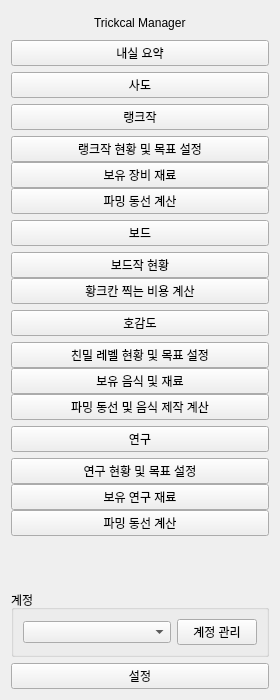
This is widgets/ui/sidebar.ui in voiderd-sub/trickcal-manager as Qt 5 draws it before an edit. The edited form follows.
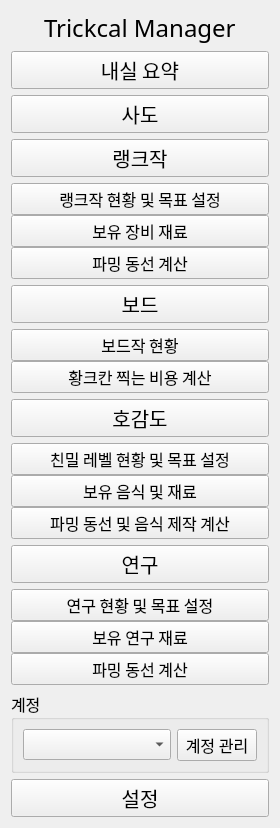
This is the edited form. Icons and pictures are not drawn.

Patch:
```diff
--- a/widgets/ui/sidebar.ui
+++ b/widgets/ui/sidebar.ui
@@ -21,6 +21,11 @@
      </property>
      <item>
       <spacer name="horizontalSpacer_2">
+       <property name="font">
+        <font>
+         <family>ONE Mobile POP</family>
+        </font>
+       </property>
        <property name="orientation">
         <enum>Qt::Horizontal</enum>
        </property>
@@ -34,6 +39,12 @@
      </item>
      <item>
       <widget class="QLabel" name="sidebar_name_label">
+       <property name="font">
+        <font>
+         <family>ONE Mobile POP</family>
+         <pointsize>18</pointsize>
+        </font>
+       </property>
        <property name="text">
         <string>Trickcal Manager</string>
        </property>
@@ -41,6 +52,11 @@
      </item>
      <item>
       <spacer name="horizontalSpacer">
+       <property name="font">
+        <font>
+         <family>ONE Mobile POP</family>
+        </font>
+       </property>
        <property name="orientation">
         <enum>Qt::Horizontal</enum>
        </property>
@@ -56,6 +72,12 @@
    </item>
    <item>
     <widget class="QPushButton" name="home_btn">
+     <property name="font">
+      <font>
+       <family>ONE Mobile POP</family>
+       <pointsize>15</pointsize>
+      </font>
+     </property>
      <property name="text">
       <string>내실 요약</string>
      </property>
@@ -82,6 +104,12 @@
    </item>
    <item>
     <widget class="QPushButton" name="hero_btn">
+     <property name="font">
+      <font>
+       <family>ONE Mobile POP</family>
+       <pointsize>15</pointsize>
+      </font>
+     </property>
      <property name="text">
       <string>사도</string>
      </property>
@@ -108,6 +136,12 @@
    </item>
    <item>
     <widget class="QPushButton" name="equip_btn">
+     <property name="font">
+      <font>
+       <family>ONE Mobile POP</family>
+       <pointsize>15</pointsize>
+      </font>
+     </property>
      <property name="text">
       <string>랭크작</string>
      </property>
@@ -134,6 +168,11 @@
    </item>
    <item>
     <widget class="QWidget" name="equip_sub" native="true">
+     <property name="font">
+      <font>
+       <family>ONE Mobile POP</family>
+      </font>
+     </property>
      <layout class="QVBoxLayout" name="verticalLayout">
       <property name="spacing">
        <number>0</number>
@@ -152,6 +191,12 @@
       </property>
       <item>
        <widget class="QPushButton" name="equip_sub_btn_1">
+        <property name="font">
+         <font>
+          <family>ONE Mobile POP</family>
+          <pointsize>12</pointsize>
+         </font>
+        </property>
         <property name="text">
          <string>랭크작 현황 및 목표 설정</string>
         </property>
@@ -174,6 +219,12 @@
       </item>
       <item>
        <widget class="QPushButton" name="equip_sub_btn_2">
+        <property name="font">
+         <font>
+          <family>ONE Mobile POP</family>
+          <pointsize>12</pointsize>
+         </font>
+        </property>
         <property name="text">
          <string>보유 장비 재료</string>
         </property>
@@ -196,6 +247,12 @@
       </item>
       <item>
        <widget class="QPushButton" name="equip_sub_btn_3">
+        <property name="font">
+         <font>
+          <family>ONE Mobile POP</family>
+          <pointsize>12</pointsize>
+         </font>
+        </property>
         <property name="text">
          <string>파밍 동선 계산</string>
         </property>
@@ -221,6 +278,12 @@
    </item>
    <item>
     <widget class="QPushButton" name="crayon_btn">
+     <property name="font">
+      <font>
+       <family>ONE Mobile POP</family>
+       <pointsize>15</pointsize>
+      </font>
+     </property>
      <property name="text">
       <string>보드</string>
      </property>
@@ -247,6 +310,11 @@
    </item>
    <item>
     <widget class="QWidget" name="crayon_sub" native="true">
+     <property name="font">
+      <font>
+       <family>ONE Mobile POP</family>
+      </font>
+     </property>
      <layout class="QVBoxLayout" name="verticalLayout_2" stretch="0,0">
       <property name="spacing">
        <number>0</number>
@@ -265,6 +333,12 @@
       </property>
       <item>
        <widget class="QPushButton" name="crayon_sub_btn_1">
+        <property name="font">
+         <font>
+          <family>ONE Mobile POP</family>
+          <pointsize>12</pointsize>
+         </font>
+        </property>
         <property name="text">
          <string>보드작 현황</string>
         </property>
@@ -287,6 +361,12 @@
       </item>
       <item>
        <widget class="QPushButton" name="crayon_sub_btn_2">
+        <property name="font">
+         <font>
+          <family>ONE Mobile POP</family>
+          <pointsize>12</pointsize>
+         </font>
+        </property>
         <property name="text">
          <string>황크칸 찍는 비용 계산</string>
         </property>
@@ -312,6 +392,12 @@
    </item>
    <item>
     <widget class="QPushButton" name="food_btn">
+     <property name="font">
+      <font>
+       <family>ONE Mobile POP</family>
+       <pointsize>15</pointsize>
+      </font>
+     </property>
      <property name="text">
       <string>호감도</string>
      </property>
@@ -338,6 +424,11 @@
    </item>
    <item>
     <widget class="QWidget" name="food_sub" native="true">
+     <property name="font">
+      <font>
+       <family>ONE Mobile POP</family>
+      </font>
+     </property>
      <layout class="QVBoxLayout" name="verticalLayout_4">
       <property name="spacing">
        <number>0</number>
@@ -356,6 +447,12 @@
       </property>
       <item>
        <widget class="QPushButton" name="food_sub_btn_1">
+        <property name="font">
+         <font>
+          <family>ONE Mobile POP</family>
+          <pointsize>12</pointsize>
+         </font>
+        </property>
         <property name="text">
          <string>친밀 레벨 현황 및 목표 설정</string>
         </property>
@@ -378,6 +475,12 @@
       </item>
       <item>
        <widget class="QPushButton" name="food_sub_btn_2">
+        <property name="font">
+         <font>
+          <family>ONE Mobile POP</family>
+          <pointsize>12</pointsize>
+         </font>
+        </property>
         <property name="text">
          <string>보유 음식 및 재료</string>
         </property>
@@ -400,6 +503,12 @@
       </item>
       <item>
        <widget class="QPushButton" name="food_sub_btn_3">
+        <property name="font">
+         <font>
+          <family>ONE Mobile POP</family>
+          <pointsize>12</pointsize>
+         </font>
+        </property>
         <property name="text">
          <string>파밍 동선 및 음식 제작 계산</string>
         </property>
@@ -425,6 +534,12 @@
    </item>
    <item>
     <widget class="QPushButton" name="lab_btn">
+     <property name="font">
+      <font>
+       <family>ONE Mobile POP</family>
+       <pointsize>15</pointsize>
+      </font>
+     </property>
      <property name="text">
       <string>연구</string>
      </property>
@@ -451,6 +566,11 @@
    </item>
    <item>
     <widget class="QWidget" name="lab_sub" native="true">
+     <property name="font">
+      <font>
+       <family>ONE Mobile POP</family>
+      </font>
+     </property>
      <layout class="QVBoxLayout" name="verticalLayout_3">
       <property name="spacing">
        <number>0</number>
@@ -469,6 +589,12 @@
       </property>
       <item>
        <widget class="QPushButton" name="lab_sub_btn_1">
+        <property name="font">
+         <font>
+          <family>ONE Mobile POP</family>
+          <pointsize>12</pointsize>
+         </font>
+        </property>
         <property name="text">
          <string>연구 현황 및 목표 설정</string>
         </property>
@@ -491,6 +617,12 @@
       </item>
       <item>
        <widget class="QPushButton" name="lab_sub_btn_2">
+        <property name="font">
+         <font>
+          <family>ONE Mobile POP</family>
+          <pointsize>12</pointsize>
+         </font>
+        </property>
         <property name="text">
          <string>보유 연구 재료</string>
         </property>
@@ -513,6 +645,12 @@
       </item>
       <item>
        <widget class="QPushButton" name="lab_sub_btn_3">
+        <property name="font">
+         <font>
+          <family>ONE Mobile POP</family>
+          <pointsize>12</pointsize>
+         </font>
+        </property>
         <property name="text">
          <string>파밍 동선 계산</string>
         </property>
@@ -538,6 +676,11 @@
    </item>
    <item>
     <spacer name="verticalSpacer">
+     <property name="font">
+      <font>
+       <family>ONE Mobile POP</family>
+      </font>
+     </property>
      <property name="orientation">
       <enum>Qt::Vertical</enum>
      </property>
@@ -551,6 +694,12 @@
    </item>
    <item>
     <widget class="QGroupBox" name="account_group">
+     <property name="font">
+      <font>
+       <family>ONE Mobile POP</family>
+       <pointsize>12</pointsize>
+      </font>
+     </property>
      <property name="title">
       <string>계정</string>
      </property>
@@ -563,10 +712,22 @@
           <verstretch>0</verstretch>
          </sizepolicy>
         </property>
+        <property name="font">
+         <font>
+          <family>ONE Mobile POP</family>
+          <pointsize>12</pointsize>
+         </font>
+        </property>
        </widget>
       </item>
       <item>
        <widget class="QPushButton" name="account_setting_btn">
+        <property name="font">
+         <font>
+          <family>ONE Mobile POP</family>
+          <pointsize>12</pointsize>
+         </font>
+        </property>
         <property name="text">
          <string>계정 관리</string>
         </property>
@@ -577,6 +738,12 @@
    </item>
    <item>
     <widget class="QPushButton" name="setting_btn">
+     <property name="font">
+      <font>
+       <family>ONE Mobile POP</family>
+       <pointsize>15</pointsize>
+      </font>
+     </property>
      <property name="text">
       <string>설정</string>
      </property>
```
Left out of the diff: 4 changed lines with no effect on the pictures.
